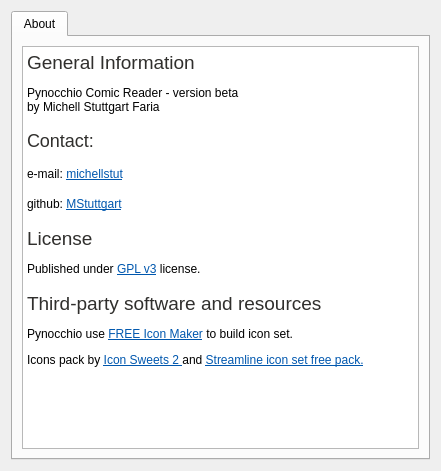
Qt form view/about_dialog.ui (mstuttgart/pynocchio) before a commit.
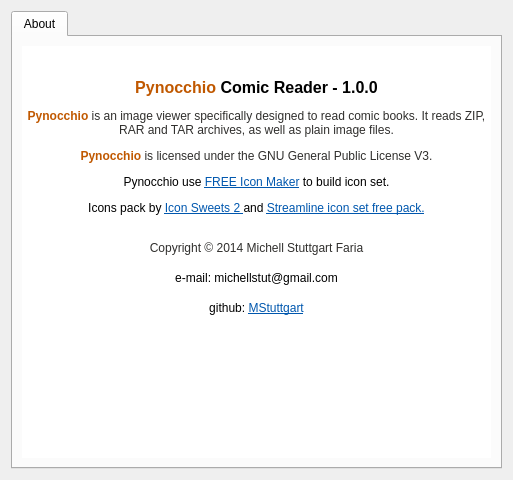
The same form after that commit. Icons and pictures are not drawn.

Commit message: about dialog updated

What changed in the file:
```diff
--- a/view/about_dialog.ui
+++ b/view/about_dialog.ui
@@ -6,8 +6,8 @@
    <rect>
     <x>0</x>
     <y>0</y>
-    <width>441</width>
-    <height>471</height>
+    <width>513</width>
+    <height>480</height>
    </rect>
   </property>
   <property name="windowTitle">
@@ -39,22 +39,38 @@
       <layout class="QVBoxLayout" name="verticalLayout">
        <item>
         <widget class="QTextBrowser" name="textBrowser">
+         <property name="enabled">
+          <bool>true</bool>
+         </property>
+         <property name="frameShape">
+          <enum>QFrame::NoFrame</enum>
+         </property>
+         <property name="verticalScrollBarPolicy">
+          <enum>Qt::ScrollBarAlwaysOff</enum>
+         </property>
+         <property name="horizontalScrollBarPolicy">
+          <enum>Qt::ScrollBarAlwaysOff</enum>
+         </property>
          <property name="html">
           <string>&lt;!DOCTYPE HTML PUBLIC &quot;-//W3C//DTD HTML 4.0//EN&quot; &quot;http://www.w3.org/TR/REC-html40/strict.dtd&quot;&gt;
 &lt;html&gt;&lt;head&gt;&lt;meta name=&quot;qrichtext&quot; content=&quot;1&quot; /&gt;&lt;style type=&quot;text/css&quot;&gt;
 p, li { white-space: pre-wrap; }
 &lt;/style&gt;&lt;/head&gt;&lt;body style=&quot; font-family:'DejaVu Sans'; font-size:9pt; font-weight:400; font-style:normal;&quot;&gt;
-&lt;p style=&quot; margin-top:12px; margin-bottom:12px; margin-left:0px; margin-right:0px; -qt-block-indent:0; text-indent:0px;&quot;&gt;&lt;span style=&quot; font-size:14pt; color:#302f2d;&quot;&gt;General Information&lt;/span&gt;&lt;/p&gt;
-&lt;p align=&quot;justify&quot; style=&quot; margin-top:12px; margin-bottom:12px; margin-left:0px; margin-right:0px; -qt-block-indent:0; text-indent:0px;&quot;&gt;Pynocchio Comic Reader - version beta&lt;br /&gt;by Michell Stuttgart Faria&lt;/p&gt;
-&lt;p style=&quot; margin-top:16px; margin-bottom:12px; margin-left:0px; margin-right:0px; -qt-block-indent:0; text-indent:0px;&quot;&gt;&lt;span style=&quot; font-size:x-large; color:#302f2d;&quot;&gt;Contact: &lt;/span&gt;&lt;/p&gt;
-&lt;p style=&quot; margin-top:16px; margin-bottom:12px; margin-left:0px; margin-right:0px; -qt-block-indent:0; text-indent:0px;&quot;&gt;e-mail: &lt;a href=&quot;michellstut@gmail.com&quot;&gt;&lt;span style=&quot; text-decoration: underline; color:#0057ae;&quot;&gt;michellstut&lt;/span&gt;&lt;/a&gt;&lt;/p&gt;
-&lt;p style=&quot; margin-top:16px; margin-bottom:12px; margin-left:0px; margin-right:0px; -qt-block-indent:0; text-indent:0px;&quot;&gt;github: &lt;a href=&quot;https://github.com/MStuttgart&quot;&gt;&lt;span style=&quot; text-decoration: underline; color:#0057ae;&quot;&gt;MStuttgart&lt;/span&gt;&lt;/a&gt;&lt;/p&gt;
-&lt;p style=&quot; margin-top:16px; margin-bottom:12px; margin-left:0px; margin-right:0px; -qt-block-indent:0; text-indent:0px;&quot;&gt;&lt;span style=&quot; font-size:14pt; color:#302f2d;&quot;&gt;License&lt;/span&gt;&lt;/p&gt;
-&lt;p style=&quot; margin-top:0px; margin-bottom:0px; margin-left:0px; margin-right:0px; -qt-block-indent:0; text-indent:0px;&quot;&gt;Published under &lt;a href=&quot;http://www.gnu.org/copyleft/gpl.html&quot;&gt;&lt;span style=&quot; text-decoration: underline; color:#0057ae;&quot;&gt;GPL v3&lt;/span&gt;&lt;/a&gt; license. &lt;/p&gt;
-&lt;p style=&quot; margin-top:16px; margin-bottom:12px; margin-left:0px; margin-right:0px; -qt-block-indent:0; text-indent:0px;&quot;&gt;&lt;span style=&quot; font-size:14pt; color:#302f2d;&quot;&gt;Third-party software and resources&lt;/span&gt;&lt;/p&gt;
-&lt;p style=&quot; margin-top:12px; margin-bottom:12px; margin-left:0px; margin-right:0px; -qt-block-indent:0; text-indent:0px;&quot;&gt;Pynocchio use &lt;a href=&quot;http://freeiconmaker.com/&quot;&gt;&lt;span style=&quot; text-decoration: underline; color:#0057ae;&quot;&gt;FREE Icon Maker&lt;/span&gt;&lt;/a&gt; to build icon set.&lt;/p&gt;
-&lt;p style=&quot; margin-top:12px; margin-bottom:12px; margin-left:0px; margin-right:0px; -qt-block-indent:0; text-indent:0px;&quot;&gt;Icons pack by &lt;a href=&quot;http://iconsweets2.com/&quot;&gt;&lt;span style=&quot; text-decoration: underline; color:#0057ae;&quot;&gt;Icon Sweets 2 &lt;/span&gt;&lt;/a&gt;and &lt;a href=&quot;https://www.iconfinder.com/iconsets/streamline-icon-set-free-pack&quot;&gt;&lt;span style=&quot; text-decoration: underline; color:#0057ae;&quot;&gt;Streamline icon set free pack.&lt;/span&gt;&lt;/a&gt;&lt;/p&gt;
-&lt;p style=&quot;-qt-paragraph-type:empty; margin-top:12px; margin-bottom:12px; margin-left:0px; margin-right:0px; -qt-block-indent:0; text-indent:0px; text-decoration: underline; color:#0057ae;&quot;&gt;&lt;br /&gt;&lt;/p&gt;&lt;/body&gt;&lt;/html&gt;</string>
+&lt;p align=&quot;center&quot; style=&quot; margin-top:0px; margin-bottom:0px; margin-left:0px; margin-right:0px; -qt-block-indent:0; text-indent:0px;&quot;&gt;&lt;img src=&quot;:/icons/icons/freeiconmaker_2 1.png&quot; /&gt;&lt;/p&gt;
+&lt;p align=&quot;center&quot; style=&quot;-qt-paragraph-type:empty; margin-top:0px; margin-bottom:0px; margin-left:0px; margin-right:0px; -qt-block-indent:0; text-indent:0px;&quot;&gt;&lt;br /&gt;&lt;/p&gt;
+&lt;p align=&quot;center&quot; style=&quot; margin-top:0px; margin-bottom:0px; margin-left:0px; margin-right:0px; -qt-block-indent:0; text-indent:0px;&quot;&gt;&lt;span style=&quot; font-size:12pt; font-weight:600; color:#c05800;&quot;&gt;Pynocchio&lt;/span&gt;&lt;span style=&quot; font-size:12pt; font-weight:600;&quot;&gt; Comic Reader&lt;/span&gt;&lt;span style=&quot; font-size:12pt;&quot;&gt; &lt;/span&gt;&lt;span style=&quot; font-size:12pt; font-weight:600;&quot;&gt;- 1.0.0&lt;/span&gt;&lt;/p&gt;
+&lt;p align=&quot;center&quot; style=&quot; margin-top:12px; margin-bottom:12px; margin-left:0px; margin-right:0px; -qt-block-indent:0; text-indent:0px;&quot;&gt;&lt;span style=&quot; font-weight:600; color:#c05800;&quot;&gt;Pynocchio&lt;/span&gt;&lt;span style=&quot; color:#302f2d;&quot;&gt; is an image viewer specifically designed to read comic books. It reads ZIP, RAR and TAR archives, as well as plain image files.&lt;/span&gt;&lt;/p&gt;
+&lt;p align=&quot;center&quot; style=&quot; margin-top:0px; margin-bottom:0px; margin-left:0px; margin-right:0px; -qt-block-indent:0; text-indent:0px;&quot;&gt;&lt;span style=&quot; font-weight:600; color:#c05800;&quot;&gt;Pynocchio&lt;/span&gt;&lt;span style=&quot; color:#302f2d;&quot;&gt; is licensed under the GNU General Public License V3.&lt;/span&gt;&lt;/p&gt;
+&lt;p align=&quot;center&quot; style=&quot; margin-top:12px; margin-bottom:12px; margin-left:0px; margin-right:0px; -qt-block-indent:0; text-indent:0px;&quot;&gt;Pynocchio use &lt;a href=&quot;http://freeiconmaker.com/&quot;&gt;&lt;span style=&quot; text-decoration: underline; color:#0057ae;&quot;&gt;FREE Icon Maker&lt;/span&gt;&lt;/a&gt; to build icon set.&lt;/p&gt;
+&lt;p align=&quot;center&quot; style=&quot; margin-top:12px; margin-bottom:12px; margin-left:0px; margin-right:0px; -qt-block-indent:0; text-indent:0px;&quot;&gt;Icons pack by &lt;a href=&quot;http://iconsweets2.com/&quot;&gt;&lt;span style=&quot; text-decoration: underline; color:#0057ae;&quot;&gt;Icon Sweets 2 &lt;/span&gt;&lt;/a&gt;and &lt;a href=&quot;https://www.iconfinder.com/iconsets/streamline-icon-set-free-pack&quot;&gt;&lt;span style=&quot; text-decoration: underline; color:#0057ae;&quot;&gt;Streamline icon set free pack.&lt;/span&gt;&lt;/a&gt;&lt;/p&gt;
+&lt;p align=&quot;center&quot; style=&quot;-qt-paragraph-type:empty; margin-top:0px; margin-bottom:0px; margin-left:0px; margin-right:0px; -qt-block-indent:0; text-indent:0px; color:#302f2d;&quot;&gt;&lt;br /&gt;&lt;/p&gt;
+&lt;p align=&quot;center&quot; style=&quot; margin-top:0px; margin-bottom:0px; margin-left:0px; margin-right:0px; -qt-block-indent:0; text-indent:0px;&quot;&gt;&lt;span style=&quot; color:#302f2d;&quot;&gt;Copyright © 2014 Michell Stuttgart Faria&lt;/span&gt;&lt;/p&gt;
+&lt;p align=&quot;center&quot; style=&quot; margin-top:16px; margin-bottom:12px; margin-left:0px; margin-right:0px; -qt-block-indent:0; text-indent:0px;&quot;&gt;e-mail: michellstut@gmail.com&lt;/p&gt;
+&lt;p align=&quot;center&quot; style=&quot; margin-top:16px; margin-bottom:12px; margin-left:0px; margin-right:0px; -qt-block-indent:0; text-indent:0px;&quot;&gt;github: &lt;a href=&quot;https://github.com/MStuttgart&quot;&gt;&lt;span style=&quot; text-decoration: underline; color:#0057ae;&quot;&gt;MStuttgart&lt;/span&gt;&lt;/a&gt;&lt;/p&gt;
+&lt;p align=&quot;center&quot; style=&quot;-qt-paragraph-type:empty; margin-top:12px; margin-bottom:12px; margin-left:0px; margin-right:0px; -qt-block-indent:0; text-indent:0px; font-size:11pt; text-decoration: underline; color:#0057ae;&quot;&gt;&lt;br /&gt;&lt;/p&gt;&lt;/body&gt;&lt;/html&gt;</string>
+         </property>
+         <property name="overwriteMode">
+          <bool>false</bool>
          </property>
         </widget>
        </item>
```
Left out of the diff: 2 changed lines with no effect on the pictures. The commit also changes 6 other files.
